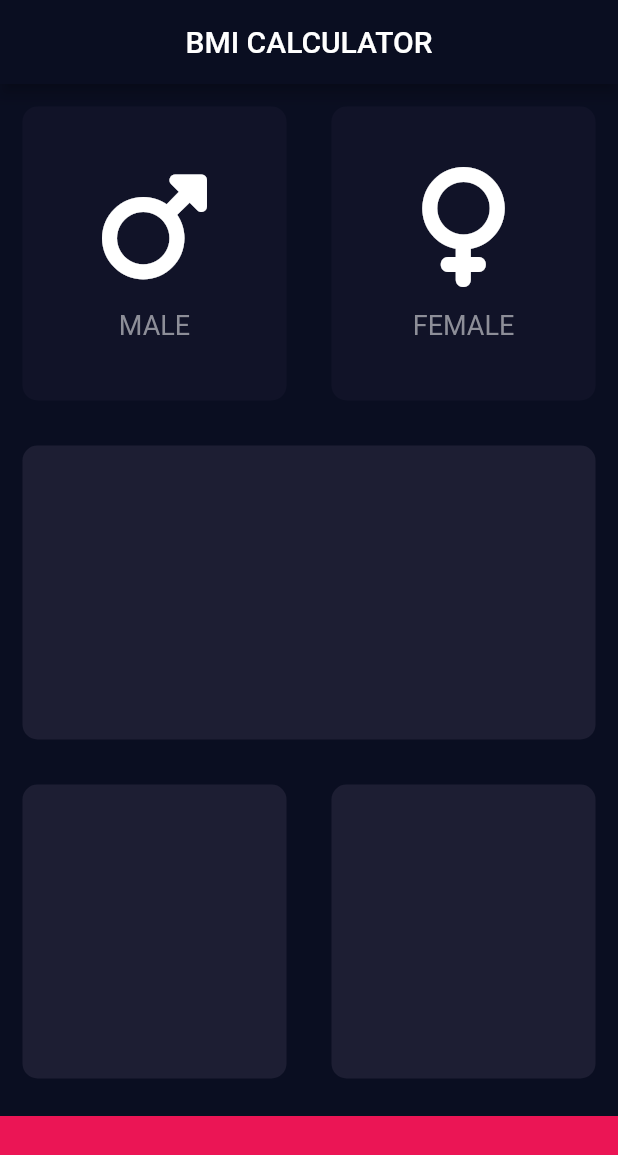
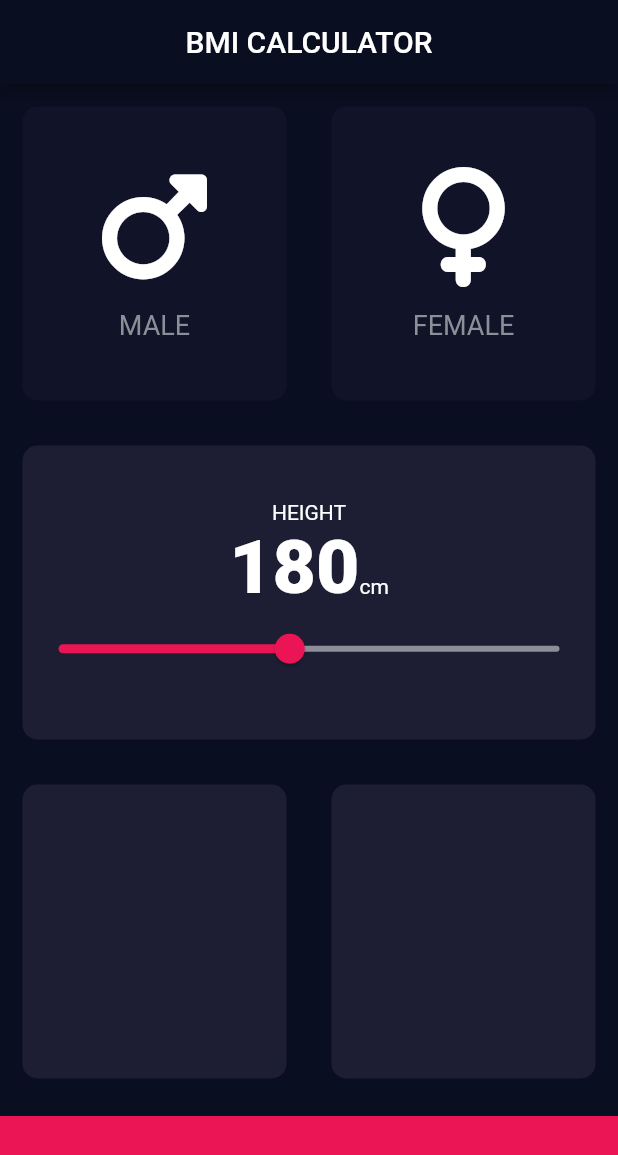
Before and after one commit to Hallcoder/bmi, a Flutter app: the screen it shows after launch, on a phone screen of 412 x 824 dp. Shown: the top 1155 px of the screen. Run offline on Flutter 3.47's test engine with Material 2 defaults, Android fonts, the phone set to English and light mode, and no system bars; our stand-ins replace font_awesome_flutter.

Commit message:
Separating constants and working with the slider widget

```diff
--- /dev/null
+++ b/lib/constants.dart
@@ -0,0 +1,8 @@
+import 'package:flutter/material.dart';
+const kBottomContainerHeight = 80.0;
+const kActiveColor = Color(0xff1d1e33);
+const kInactiveColor = Color(0xff111328);
+const kNumberStyle = TextStyle(
+    fontSize:50.0,
+    fontWeight: FontWeight.w900
+);
--- a/lib/input_page.dart
+++ b/lib/input_page.dart
@@ -2,11 +2,10 @@ import 'package:flutter/material.dart';
 import 'package:font_awesome_flutter/font_awesome_flutter.dart';
 import 'reusable_Card.dart';
 import 'icon_content.dart';
+import 'constants.dart';
 
-const bottomContainerHeight = 80.0;
-const activeColor = Color(0xff1d1e33);
-const inactiveColor = Color(0xff111328);
-enum Genders{male,female,none}
+enum Genders { male, female, none }
+
 class InputPage extends StatefulWidget {
   const InputPage({Key? key}) : super(key: key);
 
@@ -16,7 +15,7 @@ class InputPage extends StatefulWidget {
 
 class InputPageState extends State<InputPage> {
   late Genders selectedGender = Genders.none;
-
+  int height = 180;
   @override
   Widget build(BuildContext context) {
     return Scaffold(
@@ -30,33 +29,72 @@ class InputPageState extends State<InputPage> {
             children: [
               Expanded(
                 child: ReusableCard(
-                  onPress: (){
+                  onPress: () {
                     setState(() {
                       selectedGender = Genders.male;
                     });
                   },
                   cardChild: const IconContent(
                       icon: FontAwesomeIcons.mars, text: 'MALE'),
-                  colour: selectedGender == Genders.male ? activeColor:inactiveColor,
+                  colour: selectedGender == Genders.male
+                      ? kActiveColor
+                      : kInactiveColor,
                 ),
               ),
-               Expanded(
+              Expanded(
                 child: ReusableCard(
-                  onPress: (){
+                  onPress: () {
                     setState(() {
                       selectedGender = Genders.female;
                     });
                   },
-                  cardChild:
-                     const IconContent(icon: FontAwesomeIcons.venus, text: 'FEMALE'),
-                  colour: selectedGender == Genders.female? activeColor:inactiveColor,
+                  cardChild: const IconContent(
+                      icon: FontAwesomeIcons.venus, text: 'FEMALE'),
+                  colour: selectedGender == Genders.female
+                      ? kActiveColor
+                      : kInactiveColor,
                 ),
               ),
             ],
           )),
-          const Expanded(
+          Expanded(
             child: ReusableCard(
-              colour: activeColor,
+              colour: kActiveColor,
+              cardChild: Column(
+                mainAxisAlignment: MainAxisAlignment.center,
+                crossAxisAlignment: CrossAxisAlignment.stretch,
+                children: [
+                  const Center(
+                    child: Text('HEIGHT'),
+                  ),
+                  Row(
+                    mainAxisAlignment: MainAxisAlignment.center,
+                    crossAxisAlignment: CrossAxisAlignment.baseline,
+                    textBaseline: TextBaseline.alphabetic,
+                    children: [
+                      Text(
+                        '$height',
+                        style: kNumberStyle,
+                      ),
+                      const Text(
+                        'cm',
+                      ),
+                    ],
+                  ),
+                  Slider(
+                    value: height.toDouble(),
+                    activeColor: const Color(0xffeb1555),
+                    inactiveColor: const Color(0xff8d8e98),
+                    min:120.0,
+                    max:250.0,
+                    onChanged: (double newValue){
+                      setState(() {
+                        height = newValue.toInt();
+                      });
+                    },
+                  )
+                ],
+              ),
             ),
           ),
           Expanded(
@@ -64,12 +102,12 @@ class InputPageState extends State<InputPage> {
               children: const [
                 Expanded(
                   child: ReusableCard(
-                    colour: activeColor,
+                    colour: kActiveColor,
                   ),
                 ),
                 Expanded(
                   child: ReusableCard(
-                    colour: activeColor,
+                    colour: kActiveColor,
                   ),
                 ),
               ],
@@ -79,7 +117,7 @@ class InputPageState extends State<InputPage> {
             color: const Color(0xffeb1555),
             margin: const EdgeInsets.only(top: 10.0),
             width: double.infinity,
-            height: bottomContainerHeight,
+            height: kBottomContainerHeight,
           ),
         ],
       ),
```
